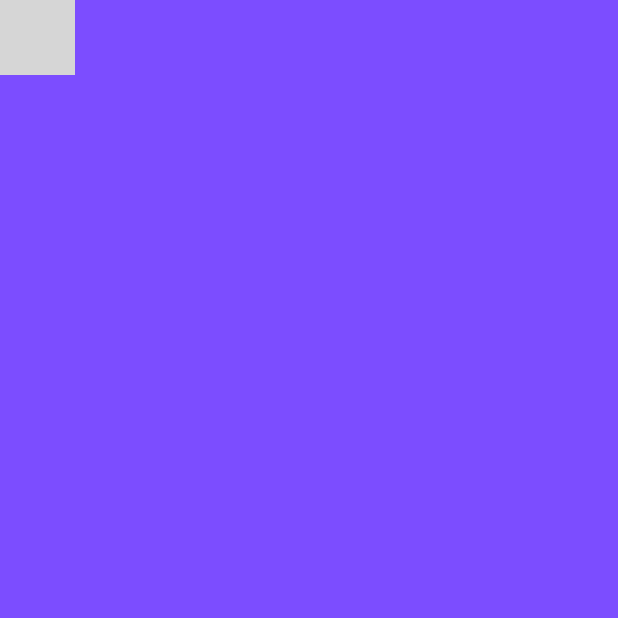
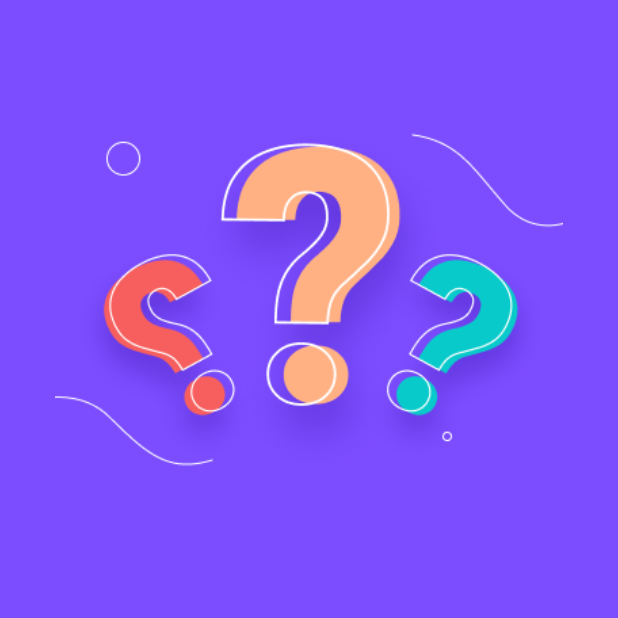
Before and after one commit to MilisaGwadiso/https---github.com-MilisaGwadiso-trivia-app, a Flutter app: the screen it shows after launch, on a phone screen of 412 x 824 dp, the top half of it. Run offline on Flutter 3.47's test engine with Material 3 defaults, Android fonts, the phone set to English and light mode, and no system bars; grey boxes are pictures that could not be loaded.

Commit message:
added image

```diff
--- /dev/null
+++ b/lib/home_screen.dart
@@ -0,0 +1,17 @@
+ import 'package:flutter/material.dart';
+
+ class HomeScreen extends StatelessWidget {
+  const HomeScreen({super.key});
+
+  @override
+  Widget build(BuildContext context) {
+    return const Scaffold(
+      backgroundColor: Colors.deepPurpleAccent,
+      body: Column(
+        children: [
+          SizedBox(height:80),
+          Image(image:AssetImage('assets/images/Illustration.png') ,height: 243, width:480,)],
+      ),
+ );
+  }
+}
--- a/lib/main.dart
+++ b/lib/main.dart
@@ -1,4 +1,5 @@
 import 'package:flutter/material.dart';
+import 'package:trivia_app/home_screen.dart';
 
 void main() {
   runApp(const MyApp());
@@ -11,16 +12,3 @@ void main() {
     return const MaterialApp(home: HomeScreen(),);
   }
 }
- class HomeScreen extends StatelessWidget {
-  const HomeScreen({super.key});
-
-  @override
-  Widget build(BuildContext context) {
-    return const Scaffold(
-      backgroundColor: Colors.deepPurpleAccent,
-      body: Column(
-        children: [ Image(image:AssetImage('asset/Illustration.png') ,height: 50 , width: 50,)],
-      ),
- );
-  }
-}
```
Also changed, not shown: pubspec.yaml (+1 -36 lines), assets/images/Illustration.png (renamed from assets/Illustration.png).
